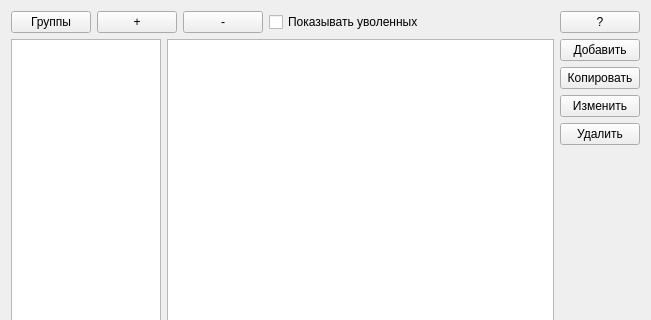
Old version of the form workers.ui in the repository alexdev276/MiniKadri; both pictures show x 0 to 651 and y 0 to 320 of the 651 by 521 pixel window.
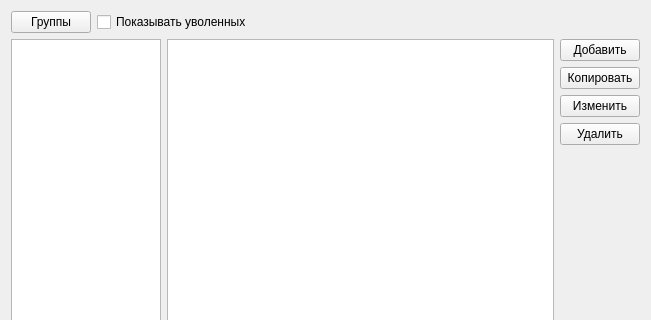
New version of the form.

```diff
--- a/workers.ui
+++ b/workers.ui
@@ -33,33 +33,7 @@
       </widget>
      </item>
      <item>
-      <widget class="QPushButton" name="pushButton_2">
-       <property name="sizePolicy">
-        <sizepolicy hsizetype="Minimum" vsizetype="Fixed">
-         <horstretch>0</horstretch>
-         <verstretch>0</verstretch>
-        </sizepolicy>
-       </property>
-       <property name="text">
-        <string>+</string>
-       </property>
-      </widget>
-     </item>
-     <item>
-      <widget class="QPushButton" name="pushButton_3">
-       <property name="sizePolicy">
-        <sizepolicy hsizetype="Minimum" vsizetype="Maximum">
-         <horstretch>0</horstretch>
-         <verstretch>0</verstretch>
-        </sizepolicy>
-       </property>
-       <property name="text">
-        <string>-</string>
-       </property>
-      </widget>
-     </item>
-     <item>
-      <widget class="QCheckBox" name="checkBox">
+      <widget class="QCheckBox" name="is_dismissed">
        <property name="sizePolicy">
         <sizepolicy hsizetype="Maximum" vsizetype="Fixed">
          <horstretch>0</horstretch>
@@ -84,19 +58,6 @@
        </property>
       </spacer>
      </item>
-     <item>
-      <widget class="QPushButton" name="pushButton_4">
-       <property name="sizePolicy">
-        <sizepolicy hsizetype="Minimum" vsizetype="Fixed">
-         <horstretch>0</horstretch>
-         <verstretch>0</verstretch>
-        </sizepolicy>
-       </property>
-       <property name="text">
-        <string>?</string>
-       </property>
-      </widget>
-     </item>
     </layout>
    </item>
    <item>
```
Left out of the diff: 2 changed lines with no effect on the pictures.
